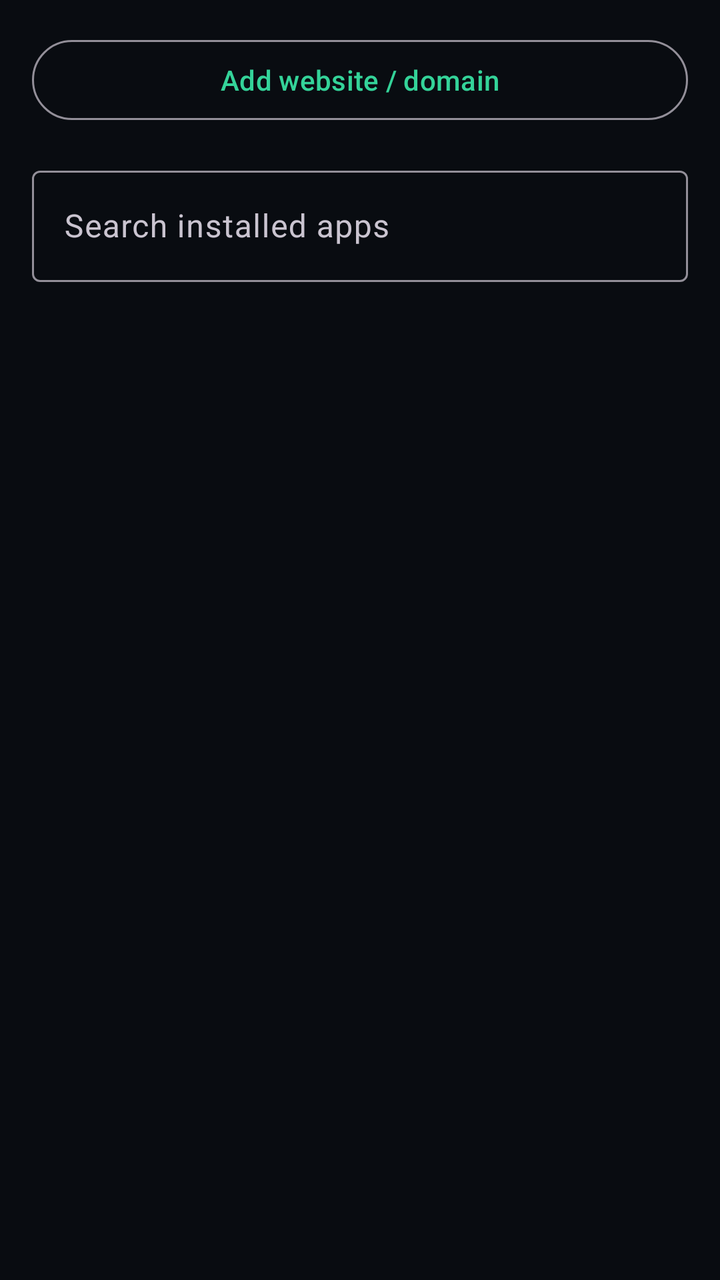
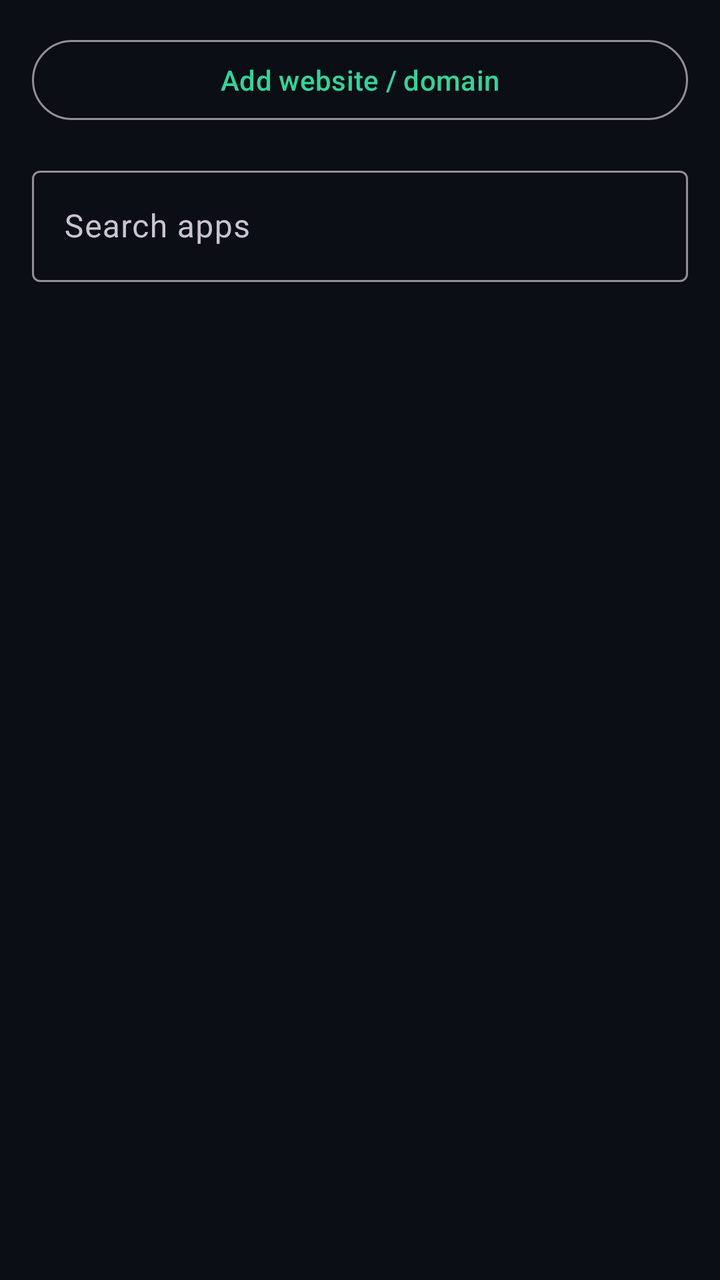

Before-and-after screenshots of an Android layout around one commit, followed by the original layout XML and the change that was made.
<!-- AndroidManifest.xml: application theme Theme.Prottasha -->
<!-- res/layout/activity_app_picker.xml -->
<?xml version="1.0" encoding="utf-8"?>
<LinearLayout xmlns:android="http://schemas.android.com/apk/res/android"
    xmlns:app="http://schemas.android.com/apk/res-auto"
    android:layout_width="match_parent"
    android:layout_height="match_parent"
    android:orientation="vertical"
    android:padding="@dimen/spacing_medium">

    <com.google.android.material.button.MaterialButton
        android:id="@+id/app_picker_add_website_button"
        style="@style/Widget.Material3.Button.OutlinedButton"
        android:layout_width="match_parent"
        android:layout_height="wrap_content"
        android:layout_marginBottom="@dimen/spacing_medium"
        android:minHeight="@dimen/touch_target_min"
        android:text="@string/guard_add_website" />

    <com.google.android.material.textfield.TextInputLayout
        android:id="@+id/app_picker_search_layout"
        android:layout_width="match_parent"
        android:layout_height="wrap_content"
        android:layout_marginBottom="@dimen/spacing_medium"
        android:hint="Search installed apps">

        <com.google.android.material.textfield.TextInputEditText
            android:id="@+id/app_picker_search_input"
            android:layout_width="match_parent"
            android:layout_height="wrap_content"
            android:inputType="text" />
    </com.google.android.material.textfield.TextInputLayout>

    <TextView
        android:id="@+id/app_picker_empty"
        android:layout_width="match_parent"
        android:layout_height="wrap_content"
        android:layout_marginTop="@dimen/spacing_medium"
        android:text="No apps found."
        android:textColor="@color/color_text_muted"
        android:textSize="14sp"
        android:visibility="gone" />

    <androidx.recyclerview.widget.RecyclerView
        android:id="@+id/app_picker_list"
        android:layout_width="match_parent"
        android:layout_height="0dp"
        android:layout_weight="1"
        android:clipToPadding="false"
        android:scrollbars="vertical" />

</LinearLayout>
<!-- resources referenced by this layout -->
<resources>
  <color name="color_text_muted">#8B96A4</color>
  <dimen name="spacing_medium">16dp</dimen>
  <dimen name="touch_target_min">48dp</dimen>
  <string name="guard_add_website">Add website / domain</string>
  <style name="Theme.Prottasha" parent="Theme.Material3.Dark.NoActionBar">
          <item name="android:windowBackground">@color/color_background</item>
          <item name="android:colorBackground">@color/color_background</item>
          <item name="colorSurface">@color/color_surface</item>
          <item name="colorSurfaceVariant">@color/color_surface_raised</item>
          <item name="colorPrimary">@color/color_hope</item>
          <item name="colorOnPrimary">@color/color_on_hope</item>
          <item name="colorSecondary">@color/color_identity</item>
          <item name="colorOnSecondary">@color/color_on_identity</item>
          <item name="colorError">@color/color_crisis</item>
          <item name="colorOnError">@color/color_on_crisis</item>
          <item name="android:textColorPrimary">@color/color_text_primary</item>
          <item name="android:textColorSecondary">@color/color_text_secondary</item>
          <item name="android:navigationBarColor">@color/color_background</item>
          <item name="android:statusBarColor">@color/color_background</item>
          <item name="android:windowLightStatusBar">false</item>
      </style>
  <color name="color_background">#090C11</color>
  <color name="color_surface">#151A22</color>
  <color name="color_surface_raised">#202833</color>
  <color name="color_hope">#34D399</color>
  <color name="color_on_hope">#090C11</color>
  <color name="color_identity">#7C8DFF</color>
  <color name="color_on_identity">#090C11</color>
  <color name="color_crisis">#F87171</color>
  <color name="color_on_crisis">#090C11</color>
  <color name="color_text_primary">#F4F7FA</color>
  <color name="color_text_secondary">#A9B3C0</color>
</resources>

<!-- the commit's change to res/layout/activity_app_picker.xml (unified diff, before → after) -->
@@ -20,7 +20,7 @@
         android:layout_width="match_parent"
         android:layout_height="wrap_content"
         android:layout_marginBottom="@dimen/spacing_medium"
-        android:hint="Search installed apps">
+        android:hint="Search apps">
 
         <com.google.android.material.textfield.TextInputEditText
             android:id="@+id/app_picker_search_input"
<!-- resource entries referenced after the edit -->
@@ -1,6 +1,6 @@
 <!-- resources referenced by this layout -->
 <resources>
-  <color name="color_text_muted">#8B96A4</color>
+  <color name="color_text_muted">#6E7783</color>
   <dimen name="spacing_medium">16dp</dimen>
   <dimen name="touch_target_min">48dp</dimen>
   <string name="guard_add_website">Add website / domain</string>
@@ -21,16 +21,16 @@
           <item name="android:statusBarColor">@color/color_background</item>
           <item name="android:windowLightStatusBar">false</item>
       </style>
-  <color name="color_background">#090C11</color>
+  <color name="color_background">#0B0E14</color>
   <color name="color_surface">#151A22</color>
-  <color name="color_surface_raised">#202833</color>
+  <color name="color_surface_raised">#1C232D</color>
   <color name="color_hope">#34D399</color>
-  <color name="color_on_hope">#090C11</color>
+  <color name="color_on_hope">#0B0E14</color>
   <color name="color_identity">#7C8DFF</color>
-  <color name="color_on_identity">#090C11</color>
+  <color name="color_on_identity">#0B0E14</color>
   <color name="color_crisis">#F87171</color>
-  <color name="color_on_crisis">#090C11</color>
-  <color name="color_text_primary">#F4F7FA</color>
-  <color name="color_text_secondary">#A9B3C0</color>
+  <color name="color_on_crisis">#0B0E14</color>
+  <color name="color_text_primary">#F0F3F6</color>
+  <color name="color_text_secondary">#9DA7B3</color>
 </resources>
 
